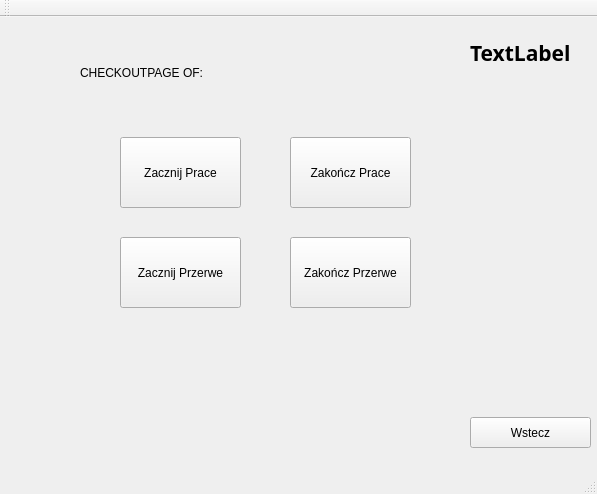
The window that CheckOutScreen.ui (JustKoshi/QTCinemaProject) describes before a commit, drawn with Qt 5.
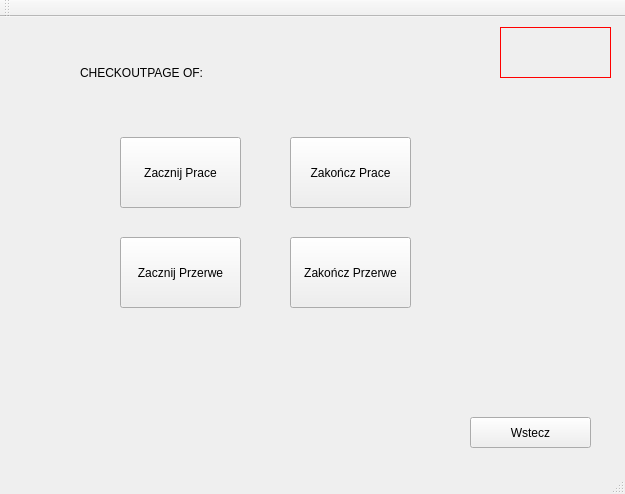
The same window after the commit.

Diff of the .ui file:
```diff
--- a/CheckOutScreen.ui
+++ b/CheckOutScreen.ui
@@ -6,7 +6,7 @@
    <rect>
     <x>0</x>
     <y>0</y>
-    <width>597</width>
+    <width>625</width>
     <height>494</height>
    </rect>
   </property>
@@ -95,7 +95,7 @@
    <widget class="QLabel" name="label_time_current">
     <property name="geometry">
      <rect>
-      <x>470</x>
+      <x>500</x>
       <y>10</y>
       <width>111</width>
       <height>51</height>
@@ -103,13 +103,18 @@
     </property>
     <property name="font">
      <font>
-      <family>Power Clear</family>
+      <family>Calibri</family>
       <pointsize>16</pointsize>
-      <bold>true</bold>
+      <bold>false</bold>
      </font>
     </property>
+    <property name="styleSheet">
+     <string notr="true">QLabel{
+border: 1px solid rgb(255, 0, 0);
+}</string>
+    </property>
     <property name="text">
-     <string>TextLabel</string>
+     <string/>
     </property>
    </widget>
   </widget>
```
Left out of the diff: 4 changed lines with no effect on the pictures.
